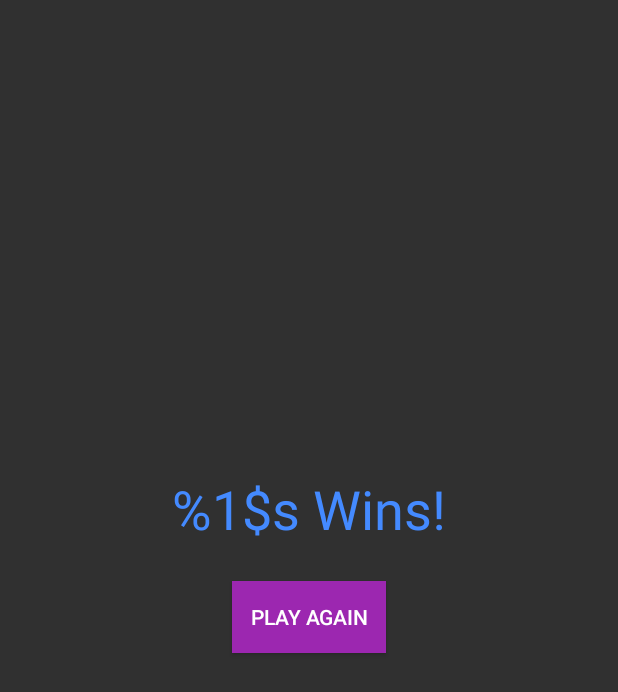
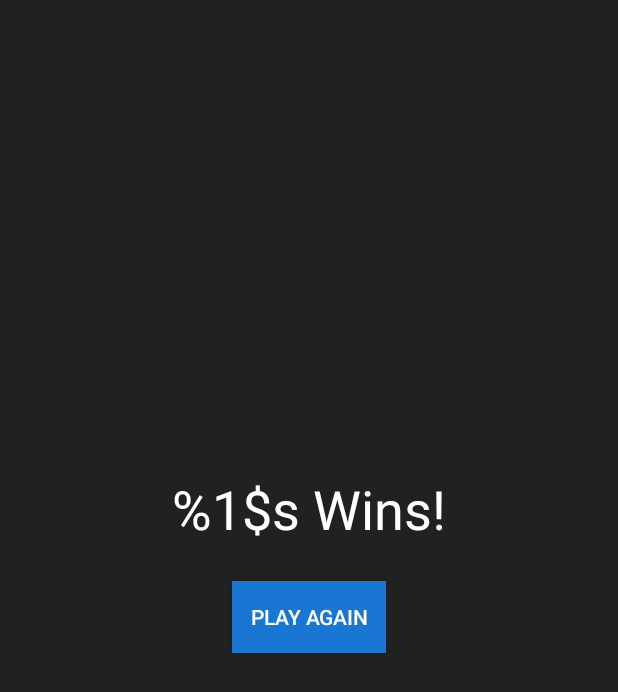
Before and after one commit to Mookiies/Quandom, an Android app: the layout activity_win.xml on its own in the app's theme, with its tools: preview values and no code run, on a phone screen of 412 x 824 dp. Shown: the top 692 px of the screen. Run offline under Robolectric (Android 15) with nearby library versions, the phone set to English and light mode, and no system bars.

Commit message:
theme win activity

```diff
--- a/app/src/main/res/layout/activity_win.xml
+++ b/app/src/main/res/layout/activity_win.xml
@@ -4,6 +4,7 @@
     xmlns:tools="http://schemas.android.com/tools"
     android:layout_width="match_parent"
     android:layout_height="match_parent"
+    android:background="@color/backgroundColor"
     tools:context=".WinActivity">
 
     <TextView
@@ -15,7 +16,6 @@
         android:layout_marginEnd="@dimen/default_horizontal_margin"
         android:layout_marginBottom="@dimen/default_vertical_margin"
         android:text="@string/win_callout"
-        android:textColor="@color/colorAccent"
         android:textSize="@dimen/callout_text_size"
         app:layout_constraintBottom_toBottomOf="parent"
         app:layout_constraintEnd_toEndOf="parent"
@@ -30,9 +30,7 @@
         android:layout_marginStart="@dimen/default_horizontal_margin"
         android:layout_marginTop="@dimen/default_vertical_margin"
         android:layout_marginEnd="@dimen/default_horizontal_margin"
-        android:backgroundTint="@color/colorPrimary"
         android:text="@string/play_again"
-        android:textColor="@android:color/primary_text_dark"
         app:layout_constraintEnd_toEndOf="parent"
         app:layout_constraintStart_toStartOf="parent"
         app:layout_constraintTop_toBottomOf="@+id/winText" />
```
